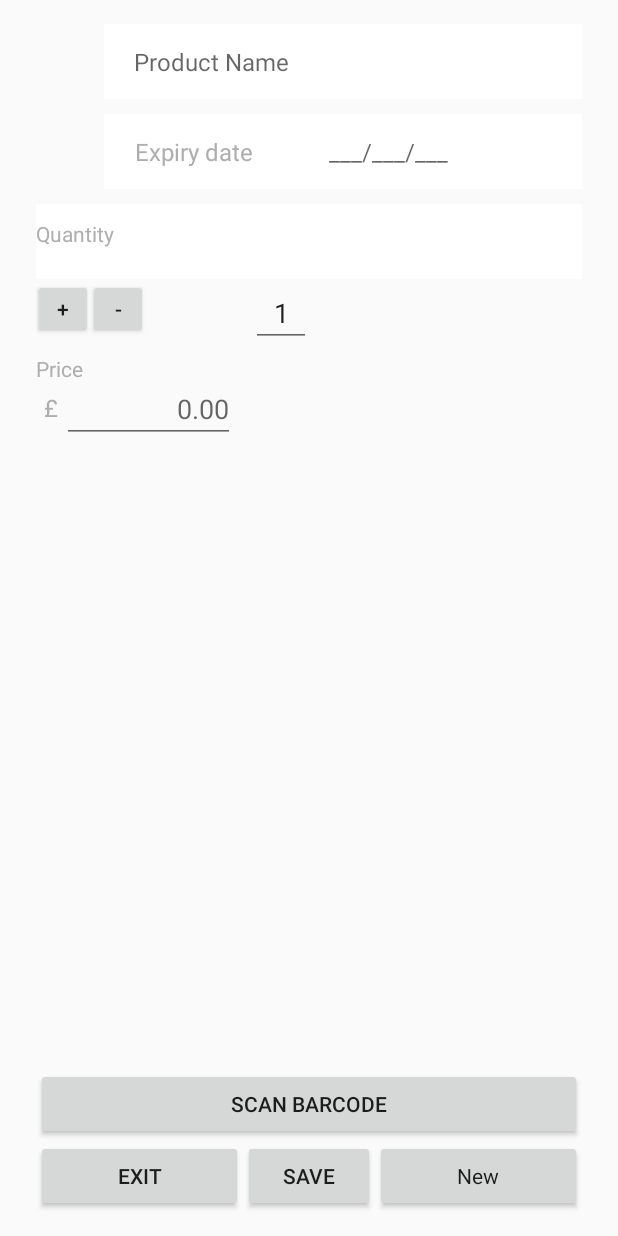
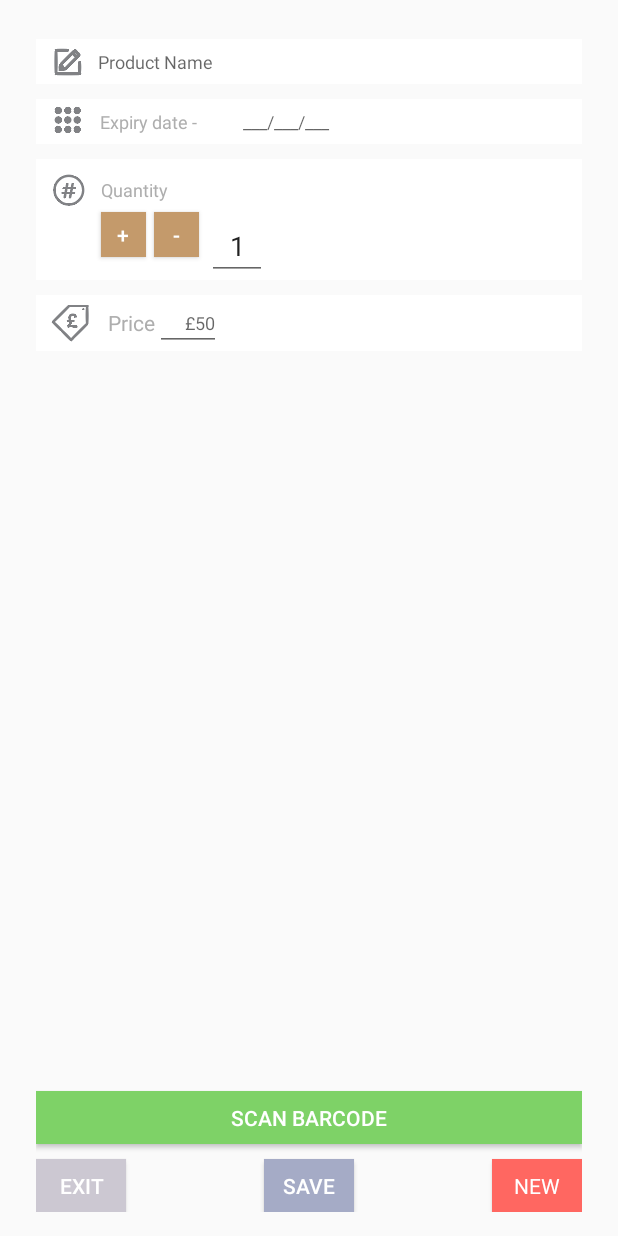
Before and after one commit to bushmonkey/FoodAlarm, an Android app: the AddItem screen opened directly, with no data from a screen before it, on a phone screen of 412 x 824 dp. Run offline under Robolectric (Android 15) with nearby library versions, the phone set to English and light mode, and no system bars.

Commit message:
First apk

```diff
--- a/app/src/main/java/tmedia_ltd/foodalarm/AddItem.java
+++ b/app/src/main/java/tmedia_ltd/foodalarm/AddItem.java
@@ -10,6 +10,7 @@ import android.view.MenuItem;
 import android.view.View;
 import android.widget.Button;
 import android.widget.EditText;
+import android.widget.ImageView;
 import android.widget.TextView;
 import android.widget.Toast;
 
@@ -37,6 +38,18 @@ public class AddItem extends Activity {
 
         saveButton = (Button) findViewById(R.id.UpdateDetailsBtn);
         saveButton.setOnClickListener(onSave);
+
+        ImageView ivPencil= (ImageView) findViewById(R.id.PrdImg);
+        ivPencil.setImageResource(R.drawable.pencil);
+
+        ImageView ivQuantity= (ImageView) findViewById(R.id.QuantImg);
+        ivQuantity.setImageResource(R.drawable.qut);
+
+        ImageView ivCal= (ImageView) findViewById(R.id.CalendarImg);
+        ivCal.setImageResource(R.drawable.calendar);
+
+        ImageView ivPrice= (ImageView) findViewById(R.id.PriceImg);
+        ivPrice.setImageResource(R.drawable.price);
     }
 
     @Override
@@ -123,6 +136,10 @@ public class AddItem extends Activity {
         startActivityForResult(myIntent,0);
     }
 
+    public void NewItem (View v) {
+        Intent myIntent = new Intent(v.getContext(), AddItem.class);
+        startActivityForResult(myIntent, 0);
+    }
 
     private View.OnClickListener onSave=new View.OnClickListener()
     {
--- a/app/src/main/java/tmedia_ltd/foodalarm/FoodSummary.java
+++ b/app/src/main/java/tmedia_ltd/foodalarm/FoodSummary.java
@@ -81,7 +81,7 @@ public class FoodSummary extends Activity {
             ItemArray.RemoveItem(position);
         Toast.makeText(
                 getApplicationContext(),
-                position+" Item used", Toast.LENGTH_SHORT)
+                "Food used", Toast.LENGTH_SHORT)
                 .show();
             adapter.notifyDataSetChanged();
     }
@@ -92,7 +92,7 @@ public class FoodSummary extends Activity {
         ItemArray.RemoveItem(position);
         Toast.makeText(
                 getApplicationContext(),
-                "Item wasted", Toast.LENGTH_SHORT)
+                "Food wasted", Toast.LENGTH_SHORT)
                 .show();
         adapter.notifyDataSetChanged();
     }
--- a/app/src/main/res/layout/activity_add_item.xml
+++ b/app/src/main/res/layout/activity_add_item.xml
@@ -4,183 +4,163 @@
     android:paddingRight="@dimen/activity_horizontal_margin"
     android:paddingTop="@dimen/activity_vertical_margin"
     android:paddingBottom="@dimen/activity_vertical_margin"
-    tools:context="tmedia_ltd.foodalarm.AddItem">
-    <ImageView
-        android:layout_width="wrap_content"
+    tools:context="tmedia_ltd.foodalarm.AddItem"
+    android:orientation="vertical"
+    android:screenOrientation="portrait">
+
+    <RelativeLayout
+        android:orientation="vertical"
+        android:screenOrientation="portrait"
+        android:layout_width="match_parent"
         android:layout_height="wrap_content"
-        android:id="@+id/CalendarImg"
-        android:layout_below="@+id/ProductNameText"
-        android:layout_marginLeft="45dp"
-        android:layout_marginTop="10dp" />
+        android:layout_marginTop="10dp"
+        android:id="@+id/PrdLyt"
+        android:background="#ffffff">
 
     <ImageView
         android:layout_width="wrap_content"
         android:layout_height="wrap_content"
         android:id="@+id/PrdImg"
-        android:layout_marginLeft="45dp"
-        android:layout_alignParentTop="false" />
+        android:src="@drawable/pencil"
+        android:layout_marginLeft="10dp"
+        android:layout_alignParentTop="false"
+        android:layout_centerVertical="true" />
+
 
     <EditText
         android:layout_width="fill_parent"
         android:textColor="#aeaeae"
-        android:layout_height="50dp"
+        android:layout_height="30dp"
         android:id="@+id/ProductNameText"
         android:inputType="textAutoCorrect"
         android:autoText="false"
         android:hint="Product Name"
         android:layout_alignParentTop="false"
         android:singleLine="false"
-        android:layout_alignEnd="@+id/button"
         android:background="#ffffff"
-        android:paddingLeft="20dp"
-        android:textSize="16sp"
+        android:paddingLeft="10dp"
+        android:textSize="12sp"
         android:layout_toEndOf="@id/PrdImg"
- />
-
-    <EditText
-        android:layout_width="wrap_content"
-        android:layout_height="wrap_content"
-        android:inputType="text|numberSigned"
-        android:ems="10"
-        android:id="@+id/ProductPriceText"
-        android:hint="0.00"
-        android:layout_below="@+id/PriceText"
-        android:layout_toLeftOf="@+id/UpdateDetailsBtn"
-        android:layout_toRightOf="@+id/PoundSign"
-        android:layout_toEndOf="@+id/PoundSign"
-        android:gravity="right"
-        android:layout_marginRight="5dp"
-        android:layout_marginTop="-5dp" />
+        android:layout_centerVertical="true" />
 
 
 
-    <Button
+
+
+
+</RelativeLayout>
+
+    <RelativeLayout
+        android:orientation="vertical"
+        android:screenOrientation="portrait"
+        android:layout_width="match_parent"
+        android:layout_height="wrap_content"
+        android:layout_below="@+id/PrdLyt"
+        android:layout_marginTop="10dp"
+        android:id="@+id/ExpiryLyt"
+        android:background="#ffffff">
+
+    <ImageView
         android:layout_width="wrap_content"
         android:layout_height="wrap_content"
-        android:text="Save"
-        android:id="@+id/UpdateDetailsBtn"
-        android:layout_alignTop="@+id/NewBtn"
-        android:layout_centerHorizontal="true" />
+        android:id="@+id/CalendarImg"
+        android:layout_marginLeft="10dp"
+        android:src="@drawable/calendar"
+        android:layout_centerVertical="true" />
+
+
+
+    <TextView
+        android:text="Expiry date - "
+        android:layout_width="100dp"
+        android:layout_height="30dp"
+        android:id="@+id/ExpiryTitle"
+        android:hint="Expiry date"
+        android:layout_alignParentEnd="false"
+        android:layout_alignParentStart="false"
+        android:gravity="center_vertical|left"
+        android:textColor="#aeaeae"
+        android:background="#ffffff"
+        android:textSize="12sp"
+        android:textIsSelectable="false"
+        android:layout_toEndOf="@id/CalendarImg"
+        android:layout_centerVertical="true"
+        android:paddingLeft="10dp" />
 
     <EditText
         android:layout_width="fill_parent"
-        android:layout_height="50dp"
+        android:layout_height="30dp"
         android:inputType="date"
         android:ems="10"
         android:id="@+id/ExpiryDatePicker"
         android:hint="___/___/___  "
-        android:layout_below="@+id/ProductNameText"
         android:layout_toRightOf="@+id/ExpiryTitle"
         android:layout_toEndOf="@+id/ExpiryTitle"
         android:background="#ffffff"
-        android:textSize="16sp"
+        android:textSize="12sp"
         android:gravity="center_vertical"
-        android:layout_marginTop="10dp" />
+        android:paddingLeft="5dp"
+        android:textColor="#aeaeae"
+        android:layout_centerVertical="true" />
 
-    <TextView
-        android:text="Expiry date"
-        android:layout_width="150dp"
-        android:layout_height="50dp"
-        android:id="@+id/ExpiryTitle"
-        android:hint="Expiry date"
-        android:layout_below="@+id/ProductNameText"
-        android:layout_alignBottom="@+id/ExpiryDatePicker"
-        android:layout_alignParentEnd="false"
-        android:layout_alignParentStart="false"
-        android:gravity="center|center_vertical"
-        android:textColor="#aeaeae"
-        android:background="#ffffff"
-        android:textSize="16sp"
-        android:textIsSelectable="false"
-        android:layout_toEndOf="@id/CalendarImg"
-        android:paddingLeft="-30dp"
-        android:layout_marginTop="10dp" />
+        </RelativeLayout>
 
+    <RelativeLayout
+        android:orientation="vertical"
+        android:screenOrientation="portrait"
+        android:layout_width="match_parent"
+        android:layout_height="wrap_content"
+        android:layout_below="@+id/ExpiryLyt"
+        android:layout_marginTop="10dp"
+        android:id="@+id/QuantityLyt"
+        android:background="#ffffff">
+
+        <ImageView
+            android:layout_width="wrap_content"
+            android:layout_height="wrap_content"
+            android:id="@+id/QuantImg"
+            android:src="@drawable/qut"
+            android:layout_marginLeft="10dp"
+            android:layout_alignParentTop="false"
+            android:layout_marginTop="10dp" />
     <TextView
         android:layout_width="fill_parent"
-        android:layout_height="50dp"
+        android:layout_height="30dp"
         android:text="Quantity"
         android:id="@+id/QuantityTitle"
-        android:layout_below="@+id/ExpiryDatePicker"
-        android:layout_alignParentLeft="true"
-        android:layout_alignParentStart="true"
-        android:paddingTop="10dp"
+        android:layout_toEndOf="@id/QuantImg"
         android:textColor="#aeaeae"
-        android:layout_marginTop="10dp"
-        android:background="#ffffff" />
-
-    <Button
-        android:layout_width="wrap_content"
-        android:layout_height="wrap_content"
-        android:text="Scan barcode"
-        android:id="@+id/button"
-        android:layout_above="@+id/UpdateDetailsBtn"
-        android:layout_alignParentLeft="true"
-        android:layout_alignParentStart="true"
-        android:layout_alignRight="@+id/NewBtn"
-        android:layout_alignEnd="@+id/NewBtn" />
-
-    <Button
-        android:layout_width="wrap_content"
-        android:layout_height="wrap_content"
-        android:text="New"
-        android:id="@+id/NewBtn"
-        style="@style/AlertDialog.AppCompat"
-        android:layout_alignTop="@+id/exitToViewbtn"
-        android:layout_alignParentRight="true"
-        android:layout_alignParentEnd="true"
-        android:layout_toRightOf="@+id/UpdateDetailsBtn"
-        android:layout_toEndOf="@+id/UpdateDetailsBtn" />
-
-    <Button
-        android:layout_width="wrap_content"
-        android:layout_height="wrap_content"
-        android:text="Exit"
-        android:id="@+id/exitToViewbtn"
-        android:onClick="BackToSummary"
-        android:layout_alignParentBottom="true"
-        android:layout_alignParentLeft="true"
-        android:layout_alignParentStart="true"
-        android:layout_toLeftOf="@+id/UpdateDetailsBtn"
-        android:layout_toStartOf="@+id/UpdateDetailsBtn"
-        />
+        android:layout_marginTop="5dp"
+        android:background="#ffffff"
+        android:paddingLeft="10dp"
+        android:textSize="12sp"
+        android:gravity="center_vertical" />
 
     <Button
         style="?android:attr/buttonStyleSmall"
-        android:layout_width="40dp"
-        android:layout_height="40dp"
+        android:layout_width="30dp"
+        android:layout_height="30dp"
         android:text="+"
+        android:textColor="#ffffff"
         android:id="@+id/button2"
+        android:background="#C49a6b"
         android:layout_below="@+id/QuantityTitle"
-        android:layout_alignParentLeft="true"
-        android:layout_alignParentStart="true"
-        android:layout_marginLeft="-2dp" />
+        android:layout_toEndOf="@id/QuantImg"
+
+        android:layout_alignLeft="@+id/QuantityTitle"
+        android:layout_marginLeft="10dp" />
 
     <Button
         style="?android:attr/buttonStyleSmall"
-        android:layout_width="40dp"
-        android:layout_height="40dp"
+        android:layout_width="30dp"
+        android:layout_height="30dp"
         android:text="-"
+        android:textColor="#ffffff"
         android:id="@+id/button3"
-        android:layout_alignBottom="@+id/button2"
+        android:background="#C49a6b"
         android:layout_toRightOf="@+id/button2"
-        android:layout_toEndOf="@+id/button2"
-        android:layout_marginLeft="-3dp" />
-
-    <TextView
-        android:text="£"
-        android:layout_width="wrap_content"
-        android:layout_height="match_parent"
-        android:id="@+id/PoundSign"
-        android:hint="Expiry date"
-        android:layout_alignParentLeft="true"
-        android:layout_alignParentStart="true"
-        android:layout_below="@+id/PriceText"
-        android:width="12dp"
-        android:layout_marginTop="5dp"
-        android:layout_marginLeft="5dp"
-        android:textSize="16dp"
-        android:textColor="#aeaeae" />
+        android:layout_below="@+id/QuantityTitle"
+        android:layout_marginLeft="5dp" />
 
     <EditText
         android:layout_width="40dp"
@@ -190,23 +170,114 @@
         android:id="@+id/editText"
         android:hint="0.00"
         android:layout_alignTop="@+id/button3"
-        android:layout_alignLeft="@+id/UpdateDetailsBtn"
-        android:layout_alignStart="@+id/UpdateDetailsBtn"
+        android:layout_toRightOf="@+id/button3"
         android:text="1"
         android:gravity="center_horizontal"
         android:layout_marginLeft="5dp"
         android:singleLine="false" />
+    </RelativeLayout>
 
+    <RelativeLayout
+        android:orientation="vertical"
+        android:screenOrientation="portrait"
+        android:layout_width="match_parent"
+        android:layout_height="wrap_content"
+        android:layout_below="@+id/QuantityLyt"
+        android:layout_marginTop="10dp"
+        android:id="@+id/PriceLyt"
+        android:background="#ffffff">
+        <ImageView
+            android:layout_width="wrap_content"
+            android:layout_height="wrap_content"
+            android:id="@+id/PriceImg"
+            android:src="@drawable/price"
+            android:layout_marginLeft="10dp"
+            android:layout_centerVertical="true" />
     <TextView
         android:layout_width="wrap_content"
         android:layout_height="wrap_content"
         android:text="Price"
+        android:paddingLeft="10dp"
         android:id="@+id/PriceText"
-        android:paddingTop="10dp"
         android:textColor="#aeaeae"
-        android:layout_below="@+id/button2"
-        android:layout_alignParentLeft="true"
-        android:layout_alignParentStart="true" />
+        android:layout_toEndOf="@id/PriceImg"
+        android:layout_centerVertical="true" />
+
+        <EditText
+            android:layout_width="wrap_content"
+            android:layout_height="wrap_content"
+            android:textColor="#aeaeae"
+            android:inputType="textAutoCorrect"
+            android:id="@+id/ProductPriceText"
+            android:paddingLeft="20dp"
+            android:hint="£50"
+            android:autoText="false"
+            android:layout_toRightOf="@+id/PriceText"
+            android:layout_toEndOf="@+id/PriceText"
+            android:gravity="right"
+            android:layout_marginRight="5dp"
+
+            android:layout_centerVertical="true"
+            android:textSize="12sp" />
+
+
+    </RelativeLayout>
+    <Button
+        android:layout_width="fill_parent"
+        android:layout_height="35dp"
+        android:text="Scan barcode"
+        android:id="@+id/button"
+        android:layout_above="@+id/UpdateDetailsBtn"
+        android:background="#7ed267"
+        android:layout_marginBottom="10dp"
+        android:textColor="#ffffff"
+        android:textSize="14sp" />
+    <Button
+        android:layout_width="60dp"
+        android:layout_height="35dp"
+        android:text="Exit"
+        android:id="@+id/exitToViewbtn"
+        android:onClick="BackToSummary"
+        android:layout_alignParentBottom="true"
+        android:background="#ccc8d2"
+        android:textColor="#ffffff"
+        android:textSize="14sp"
+        android:layout_alignParentLeft="true" />
+    <Button
+        android:layout_width="60dp"
+        android:layout_height="35dp"
+        android:text="Save"
+        android:id="@+id/UpdateDetailsBtn"
+        android:layout_alignTop="@+id/NewBtn"
+        android:background="#a5abc6"
+        android:textColor="#ffffff"
+        android:textSize="14sp"
+        android:layout_alignParentBottom="true"
+        android:layout_centerHorizontal="true" />
+
+    <Button
+        android:layout_width="60dp"
+        android:layout_height="35dp"
+        android:text="NEW"
+        android:id="@+id/NewBtn"
+        style="@style/AlertDialog.AppCompat"
+        android:background="#ff6761"
+        android:textColor="#ffffff"
+        android:textSize="14sp"
+        android:layout_alignParentBottom="true"
+        android:layout_alignParentRight="true"
+        android:onClick="NewItem"/>
+
+
+
+
+
+
+
+
+
+
+
 
 
 
--- a/app/src/main/res/layout/activity_food_summary.xml
+++ b/app/src/main/res/layout/activity_food_summary.xml
@@ -14,8 +14,8 @@
     >
 
     <TextView
-        android:layout_width="wrap_content"
-        android:layout_height="35dp"
+        android:layout_width="fill_parent"
+        android:layout_height="30dp"
         android:text="Add item"
         android:id="@+id/textView"
         android:layout_alignParentTop="true"
@@ -24,14 +24,13 @@
         android:background="#ffffff"
         android:layout_alignParentRight="true"
         android:layout_alignParentEnd="true"
-        android:paddingTop="10dp"
-        android:paddingBottom="10dp"
         android:paddingLeft="10dp"
-        android:textSize="12dp" />
+        android:textSize="12dp"
+        android:gravity="center_vertical" />
 
     <TextView
-        android:layout_width="wrap_content"
-        android:layout_height="24dp"
+        android:layout_width="fill_parent"
+        android:layout_height="22dp"
         android:text="Expiring Soon"
         android:id="@+id/TitleView"
         android:layout_alignParentTop="false"
@@ -42,10 +41,10 @@
         android:layout_alignParentEnd="true"
         android:layout_below="@+id/textView"
         android:paddingLeft="10dp"
-        android:layout_marginTop="10dp"
+        android:layout_marginTop="15dp"
         android:textSize="12dp"
         android:textColor="#ffffff"
-        android:gravity="center_horizontal|left" />
+        android:gravity="center_vertical|left" />
 
 <!--
         <ExpandableListView
@@ -61,7 +60,55 @@
         android:layout_height="match_parent"
         android:layout_width="match_parent"
         android:layout_below="@+id/TitleView"
-        />
+        android:layout_above="@+id/textView9"
+        android:layout_marginBottom="10dp" />
+
+    <TextView
+        android:layout_width="60dp"
+        android:layout_height="wrap_content"
+        android:text="Month"
+        android:id="@+id/textView10"
+        android:background="#bbb5cc"
+        android:paddingTop="10dp"
+        android:paddingBottom="10dp"
+        android:textSize="12dp"
+        android:gravity="center"
+        android:layout_alignParentBottom="true"
+        android:layout_alignWithParentIfMissing="false"
+        android:layout_alignParentLeft="false"
+        android:layout_alignParentRight="false"
+        android:layout_centerHorizontal="true" />
+
+    <TextView
+        android:layout_width="60dp"
+        android:layout_height="wrap_content"
+        android:text="Week"
+        android:id="@+id/textView9"
+        android:background="#ccc8d2"
+        android:paddingTop="10dp"
+        android:paddingBottom="10dp"
+        android:textSize="12dp"
+        android:gravity="center"
+        android:layout_alignParentBottom="true"
+        android:layout_alignParentLeft="false"
+        android:layout_alignParentStart="false"
+        android:layout_toStartOf="@id/textView10" />
 
 
+
+    <TextView
+        android:layout_width="60dp"
+        android:layout_height="wrap_content"
+        android:text="All"
+        android:id="@+id/textView11"
+        android:background="#a5abc6"
+        android:paddingTop="10dp"
+        android:paddingBottom="10dp"
+        android:textSize="12dp"
+        android:gravity="center"
+        android:layout_alignParentBottom="true"
+        android:layout_alignParentRight="false"
+        android:layout_toEndOf="@id/textView10"
+        android:layout_alignParentEnd="false" />
+
       </RelativeLayout>
--- a/app/src/main/res/layout/single_list_group.xml
+++ b/app/src/main/res/layout/single_list_group.xml
@@ -76,6 +76,7 @@
             android:text="Wasted"
             android:background="#ff6761"
             android:gravity="center"
-            android:layout_toEndOf="@id/usedButton"/>
+            android:layout_toEndOf="@id/usedButton"
+            android:onClick="wastedClick"/>
     </RelativeLayout>
 </RelativeLayout>
```
Also changed, not shown: app/src/main/res/drawable-hdpi/calendar.png (added), app/src/main/res/drawable-hdpi/pencil.png (added), app/src/main/res/drawable-hdpi/price.png (added), app/src/main/res/drawable-hdpi/qut.png (added), app/src/main/res/drawable/calendar.png (added), app/src/main/res/drawable/pencil.png (added), app/src/main/res/drawable/price.png (added), app/src/main/res/drawable/qut.png (added), 1 other file.
